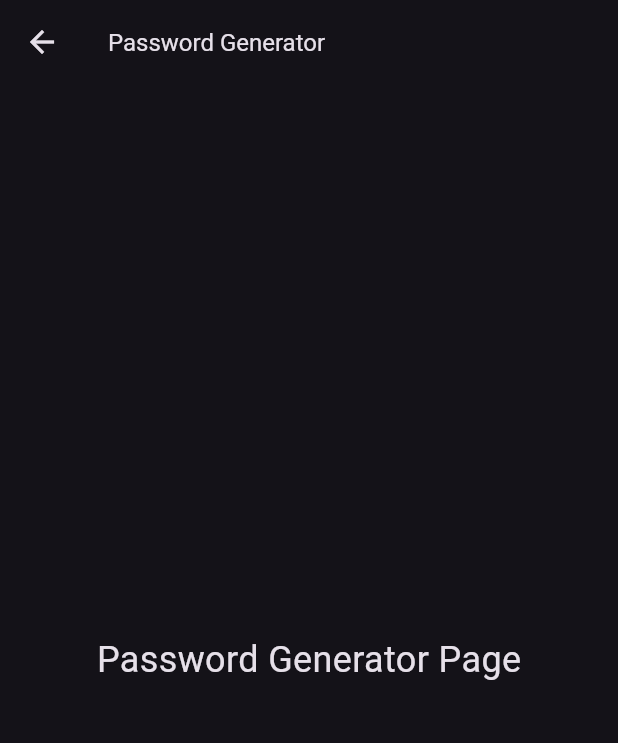
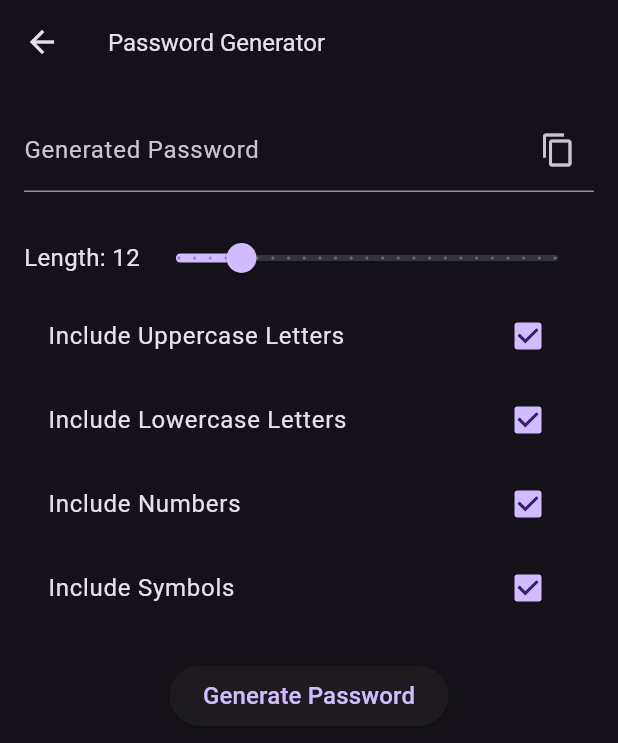
Before and after one commit to DevWhizUK/Flutter_Password_Manager, a Flutter app: the PasswordGeneratorPage screen opened directly, on a phone screen of 412 x 824 dp. Shown: the top 743 px of the screen. Run offline on Flutter 3.47's test engine with Material 3 defaults, Android fonts, the phone set to English and light mode, and no system bars; network calls fail.

Commit message:
Feature: Add password generator page and integrate it with add password page

```diff
--- a/lib/password_generator.dart
+++ b/lib/password_generator.dart
@@ -1,16 +1,143 @@
 import 'package:flutter/material.dart';
+import 'package:flutter/services.dart';
+import 'dart:math';
 
-class PasswordGeneratorPage extends StatelessWidget {
+class PasswordGeneratorPage extends StatefulWidget {
+  @override
+  _PasswordGeneratorPageState createState() => _PasswordGeneratorPageState();
+}
+
+class _PasswordGeneratorPageState extends State<PasswordGeneratorPage> {
+  final TextEditingController _passwordController = TextEditingController();
+  double _length = 12;
+  bool _includeUppercase = true;
+  bool _includeLowercase = true;
+  bool _includeNumbers = true;
+  bool _includeSymbols = true;
+
+  @override
+  void dispose() {
+    _passwordController.dispose();
+    super.dispose();
+  }
+
+  void _generatePassword() {
+    final length = _length.round();
+    const uppercaseLetters = 'ABCDEFGHIJKLMNOPQRSTUVWXYZ';
+    const lowercaseLetters = 'abcdefghijklmnopqrstuvwxyz';
+    const numbers = '0123456789';
+    const symbols = '!@#\$%^&*()_-+=<>?';
+
+    String chars = '';
+    if (_includeUppercase) chars += uppercaseLetters;
+    if (_includeLowercase) chars += lowercaseLetters;
+    if (_includeNumbers) chars += numbers;
+    if (_includeSymbols) chars += symbols;
+
+    if (chars.isEmpty) {
+      setState(() {
+        _passwordController.text = '';
+      });
+      return;
+    }
+
+    final rand = Random();
+    final password = List.generate(length, (index) => chars[rand.nextInt(chars.length)]).join();
+
+    setState(() {
+      _passwordController.text = password;
+    });
+  }
+
+  void _copyToClipboard() {
+    Clipboard.setData(ClipboardData(text: _passwordController.text));
+    ScaffoldMessenger.of(context).showSnackBar(SnackBar(
+      content: Text('Copied to clipboard'),
+    ));
+  }
+
   @override
   Widget build(BuildContext context) {
     return Scaffold(
       appBar: AppBar(
         title: Text('Password Generator'),
       ),
-      body: Center(
-        child: Text(
-          'Password Generator Page',
-          style: TextStyle(fontSize: 24),
+      body: Padding(
+        padding: const EdgeInsets.all(16.0),
+        child: Column(
+          children: [
+            TextField(
+              controller: _passwordController,
+              readOnly: true,
+              decoration: InputDecoration(
+                labelText: 'Generated Password',
+                suffixIcon: IconButton(
+                  icon: Icon(Icons.copy),
+                  onPressed: _copyToClipboard,
+                ),
+              ),
+            ),
+            SizedBox(height: 20),
+            Row(
+              children: [
+                Text('Length: ${_length.round()}'),
+                Expanded(
+                  child: Slider(
+                    min: 8,
+                    max: 32,
+                    divisions: 24,
+                    value: _length,
+                    onChanged: (value) {
+                      setState(() {
+                        _length = value;
+                      });
+                    },
+                  ),
+                ),
+              ],
+            ),
+            CheckboxListTile(
+              title: Text('Include Uppercase Letters'),
+              value: _includeUppercase,
+              onChanged: (value) {
+                setState(() {
+                  _includeUppercase = value!;
+                });
+              },
+            ),
+            CheckboxListTile(
+              title: Text('Include Lowercase Letters'),
+              value: _includeLowercase,
+              onChanged: (value) {
+                setState(() {
+                  _includeLowercase = value!;
+                });
+              },
+            ),
+            CheckboxListTile(
+              title: Text('Include Numbers'),
+              value: _includeNumbers,
+              onChanged: (value) {
+                setState(() {
+                  _includeNumbers = value!;
+                });
+              },
+            ),
+            CheckboxListTile(
+              title: Text('Include Symbols'),
+              value: _includeSymbols,
+              onChanged: (value) {
+                setState(() {
+                  _includeSymbols = value!;
+                });
+              },
+            ),
+            SizedBox(height: 20),
+            ElevatedButton(
+              onPressed: _generatePassword,
+              child: Text('Generate Password'),
+            ),
+          ],
         ),
       ),
     );
```
Also changed, not shown: lib/add_password.dart (+22 -2 lines).
